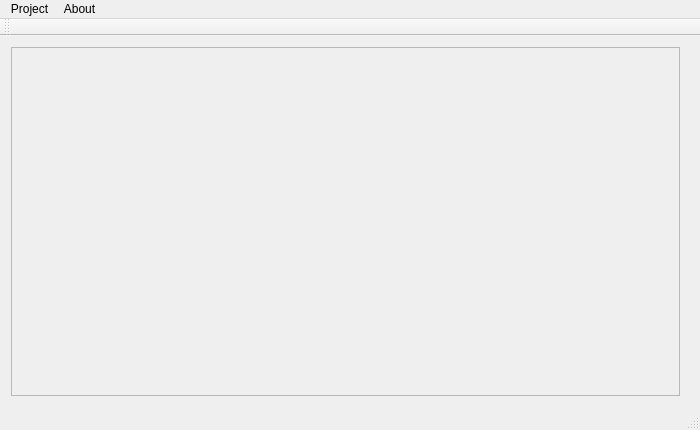
The window that ui/TimeTrackingApp.ui (aseiis/epochplusplus) describes before a commit, drawn with Qt 5.
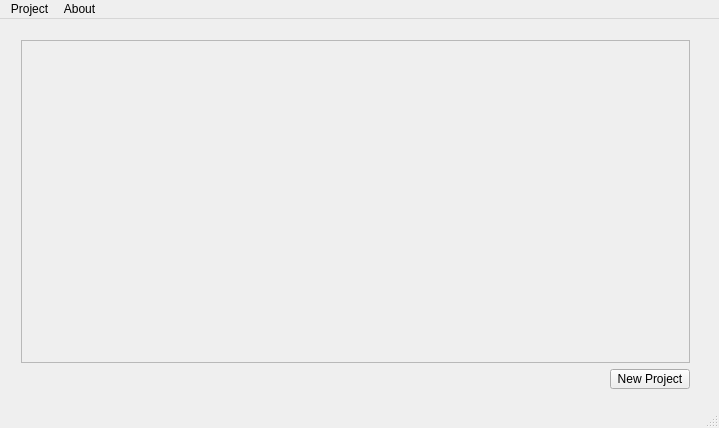
The same window after the commit.

Commit message: feature: 'new project' button + refactoring of Project class

Patch:
```diff
--- a/ui/TimeTrackingApp.ui
+++ b/ui/TimeTrackingApp.ui
@@ -6,8 +6,8 @@
    <rect>
     <x>0</x>
     <y>0</y>
-    <width>700</width>
-    <height>430</height>
+    <width>719</width>
+    <height>428</height>
    </rect>
   </property>
   <property name="windowTitle">
@@ -17,13 +17,13 @@
    <widget class="QWidget" name="horizontalLayoutWidget">
     <property name="geometry">
      <rect>
-      <x>0</x>
-      <y>0</y>
+      <x>10</x>
+      <y>10</y>
       <width>691</width>
       <height>371</height>
      </rect>
     </property>
-    <layout class="QHBoxLayout" name="MainContainer">
+    <layout class="QVBoxLayout" name="verticalLayout">
      <item>
       <widget class="QScrollArea" name="scrollArea">
        <property name="widgetResizable">
@@ -35,30 +35,52 @@
           <x>0</x>
           <y>0</y>
           <width>687</width>
-          <height>367</height>
+          <height>339</height>
          </rect>
         </property>
        </widget>
       </widget>
      </item>
+     <item>
+      <layout class="QHBoxLayout" name="horizontalLayout">
+       <item>
+        <spacer name="horizontalSpacer">
+         <property name="orientation">
+          <enum>Qt::Horizontal</enum>
+         </property>
+         <property name="sizeHint" stdset="0">
+          <size>
+           <width>40</width>
+           <height>20</height>
+          </size>
+         </property>
+        </spacer>
+       </item>
+       <item>
+        <widget class="QPushButton" name="newProjectPushButton">
+         <property name="maximumSize">
+          <size>
+           <width>100</width>
+           <height>20</height>
+          </size>
+         </property>
+         <property name="text">
+          <string>New Project</string>
+         </property>
+        </widget>
+       </item>
+      </layout>
+     </item>
     </layout>
    </widget>
   </widget>
   <widget class="QStatusBar" name="statusBar"/>
-  <widget class="QToolBar" name="mainToolBar">
-   <attribute name="toolBarArea">
-    <enum>TopToolBarArea</enum>
-   </attribute>
-   <attribute name="toolBarBreak">
-    <bool>false</bool>
-   </attribute>
-  </widget>
   <widget class="QMenuBar" name="menuBar">
    <property name="geometry">
     <rect>
      <x>0</x>
      <y>0</y>
-     <width>700</width>
+     <width>719</width>
      <height>21</height>
     </rect>
    </property>
```
Left out of the diff: 18 changed lines with no effect on the pictures. The commit also changes 7 other files.
